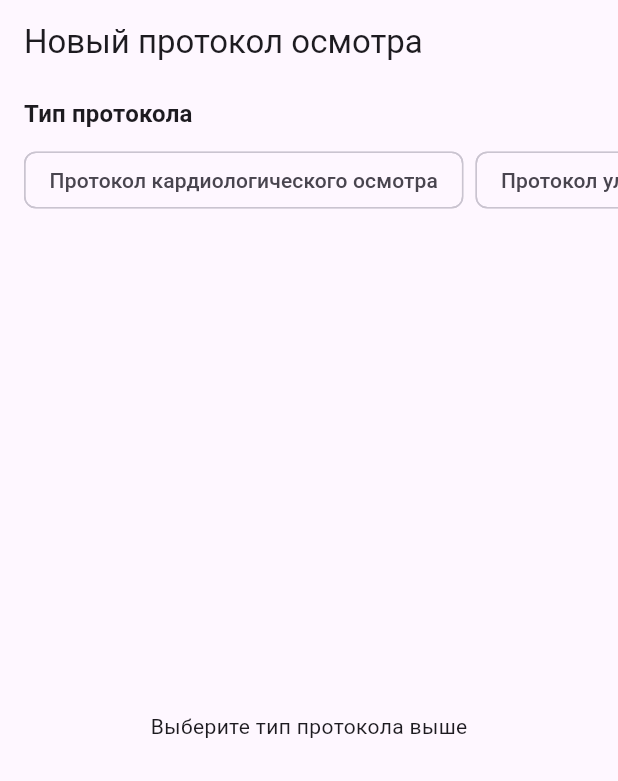
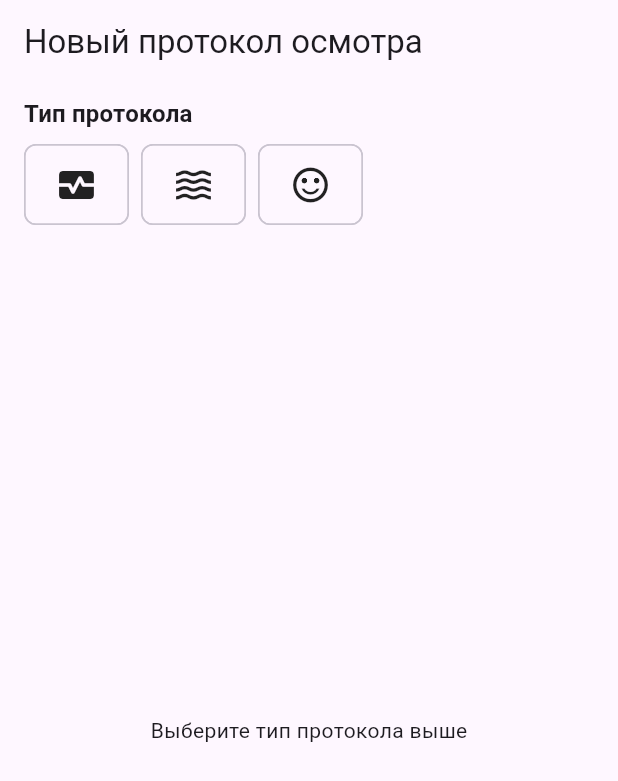
Before and after one commit to Scolopendr2014/Vet_assistant, a Flutter app: the ExaminationCreatePage screen opened by its route, on a phone screen of 412 x 824 dp. Shown: the top 781 px of the screen. Run offline on Flutter 3.47's test engine with Material 3 defaults, Android fonts, the phone set to English and light mode, and no system bars; our stand-ins replace drift, equatable, file_picker, flutter_riverpod, get_it, go_router and 4 more; missing offline and left inert: record; accounts and stored records are empty; generated files the repository leaves out were written again.

Commit message:
VET-048: protocol type buttons as icons, task closed

```diff
--- a/lib/features/examinations/presentation/pages/examination_create_page.dart
+++ b/lib/features/examinations/presentation/pages/examination_create_page.dart
@@ -57,6 +57,20 @@ class _ExaminationCreatePageState extends ConsumerState<ExaminationCreatePage> {
     _anamnesisController.dispose();
     _audioRecorder.dispose();
     super.dispose();
+  }
+
+  /// VET-048: иконка для кнопки выбора типа протокола по id шаблона.
+  static IconData _iconForTemplateId(String templateId) {
+    switch (templateId) {
+      case 'cardio':
+        return Icons.monitor_heart;
+      case 'ultrasound':
+        return Icons.waves;
+      case 'dental':
+        return Icons.sentiment_satisfied_alt;
+      default:
+        return Icons.description;
+    }
   }
 
   void _initializeFromExam(Examination exam) {
@@ -168,12 +182,16 @@ class _ExaminationCreatePageState extends ConsumerState<ExaminationCreatePage> {
                   break;
                 }
               }
+              final templateId = _selectedTemplateId ?? '';
               return Padding(
                 padding: const EdgeInsets.symmetric(horizontal: 16),
+                child: Tooltip(
+                  message: title,
                   child: Chip(
-                  label: Text(title),
+                    label: Icon(_iconForTemplateId(templateId), size: 28),
                     deleteIcon: const SizedBox.shrink(),
                     onDeleted: null,
+                  ),
                 ),
               );
             },
@@ -197,8 +215,15 @@ class _ExaminationCreatePageState extends ConsumerState<ExaminationCreatePage> {
                     for (final t in templates)
                       Padding(
                         padding: const EdgeInsets.symmetric(horizontal: 4),
+                        child: Tooltip(
+                          message: t.title,
                           child: FilterChip(
-                          label: Text(t.title),
+                            label: Icon(
+                              _iconForTemplateId(t.id),
+                              size: 28,
+                            ),
+                            showCheckmark: false,
+                            padding: const EdgeInsets.symmetric(horizontal: 12, vertical: 12),
                             selected: _selectedTemplateId == t.id,
                             onSelected: (selected) {
                               setState(() {
@@ -206,6 +231,7 @@ class _ExaminationCreatePageState extends ConsumerState<ExaminationCreatePage> {
                                 if (!selected) _formValues.clear();
                               });
                             },
+                          ),
                         ),
                       ),
                   ],
```
Also changed, not shown: 1 other file. Lines whose indentation alone changed are shown as unchanged.
